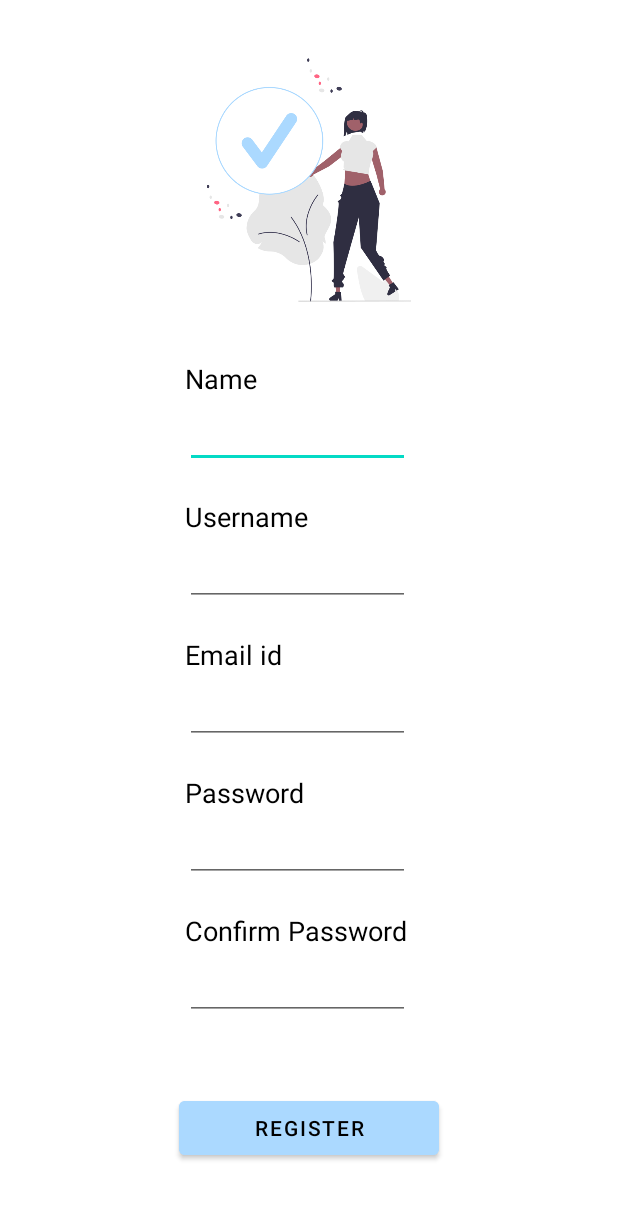
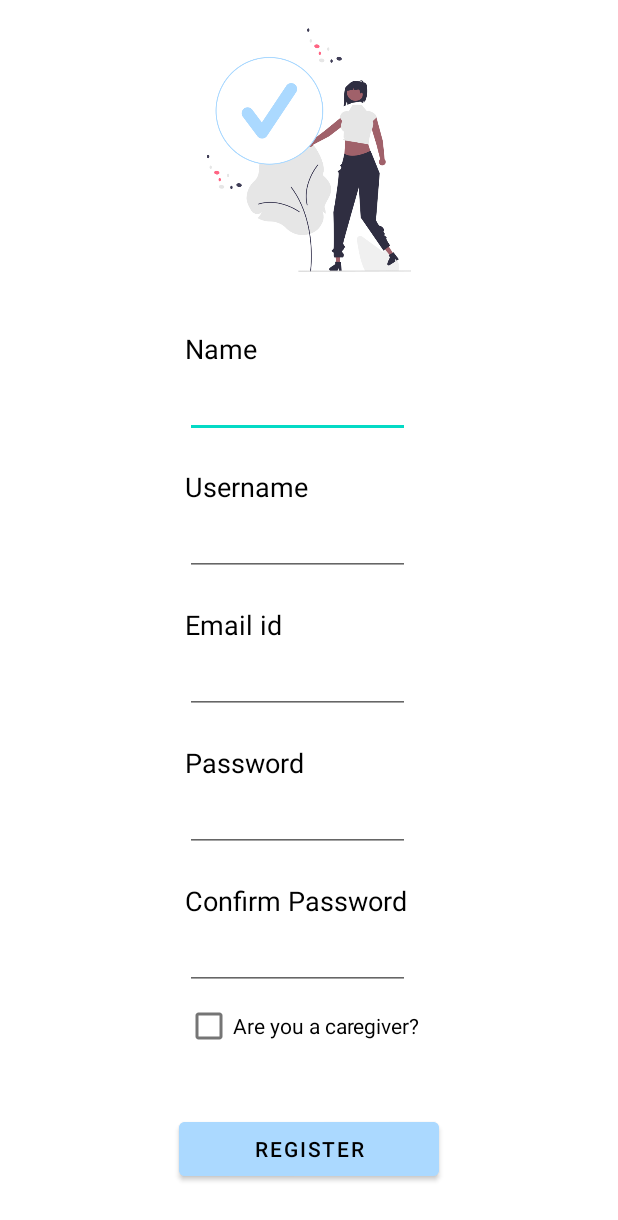
Before and after one commit to RheaAdh/Destress, an Android app: the layout sign_up_screen.xml on its own in the app's theme, with its tools: preview values and no code run, on a phone screen of 412 x 824 dp. Shown: the top 1220 px of the screen. Run offline under Robolectric (Android 15) with nearby library versions, the phone set to English and light mode, and no system bars.

Commit message:
Add caregiver option in sign_up_screen.xml

```diff
--- a/app/src/main/res/layout/sign_up_screen.xml
+++ b/app/src/main/res/layout/sign_up_screen.xml
@@ -7,7 +7,6 @@
 
     <ImageView
         android:id="@+id/graphics2"
-        android:layout_margin="20dp"
         android:layout_width="200dp"
         android:layout_height="200dp"
         android:src="@drawable/sign_up_graphics"
@@ -132,6 +131,14 @@
         app:layout_constraintTop_toBottomOf="@id/tvConfirmPassword"
         app:layout_constraintLeft_toLeftOf="@id/guideline_register"/>
 
+    <CheckBox
+        android:id="@+id/caregiver_checkbox"
+        android:layout_width="wrap_content"
+        android:layout_height="wrap_content"
+        android:text="@string/are_you_a_caregiver"
+        app:layout_constraintTop_toBottomOf="@id/etConfirmPassword"
+        app:layout_constraintLeft_toLeftOf="@id/guideline_register"/>
+
     <Button
         android:id="@+id/btnRegister"
         android:layout_width="wrap_content"
@@ -140,7 +147,7 @@
         android:text="@string/register"
         android:textColor="@color/black"
         android:backgroundTint="#ABD9FF"
-        app:layout_constraintTop_toBottomOf="@id/etConfirmPassword"
+        app:layout_constraintTop_toBottomOf="@id/caregiver_checkbox"
         app:layout_constraintLeft_toLeftOf="parent"
         app:layout_constraintRight_toRightOf="parent"
         app:layout_constraintBottom_toBottomOf="parent"/>
--- a/app/src/main/res/values/strings.xml
+++ b/app/src/main/res/values/strings.xml
@@ -9,4 +9,5 @@
     <string name="confirm_password">Confirm Password</string>
     <string name="register">Register</string>
     <string name="username_register">Username</string>
+    <string name="are_you_a_caregiver">Are you a caregiver?</string>
 </resources>
```
